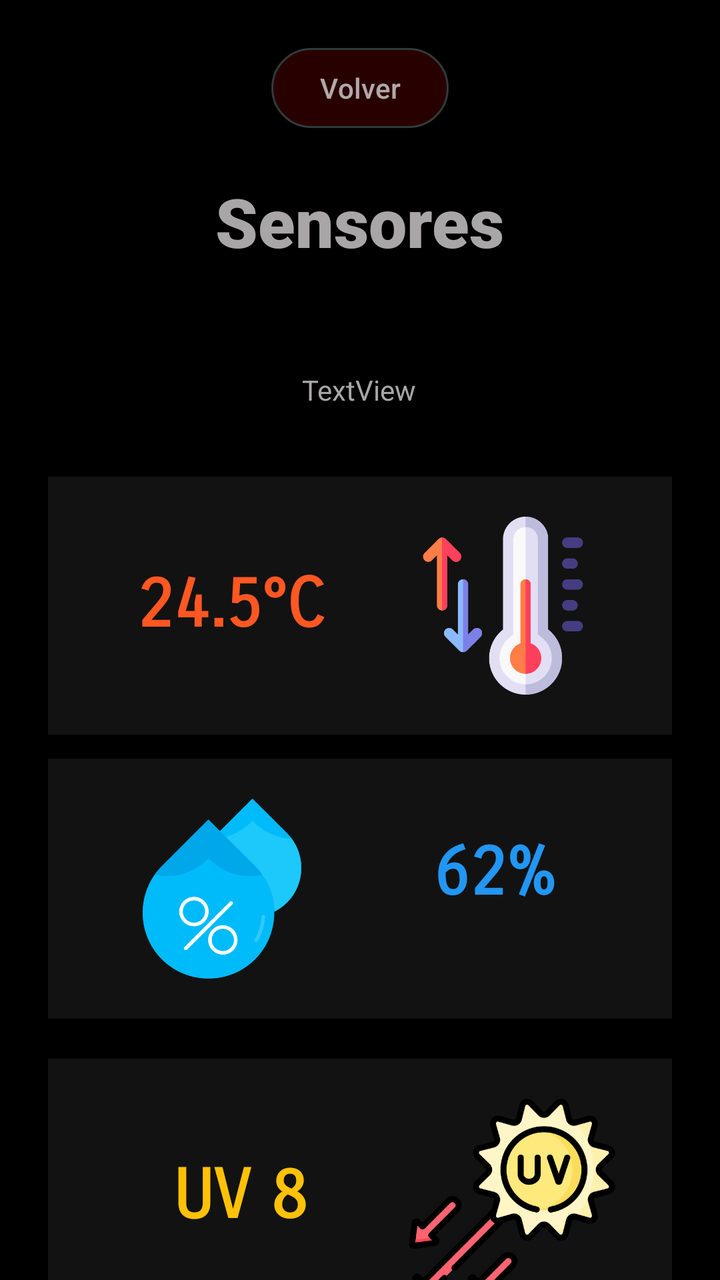
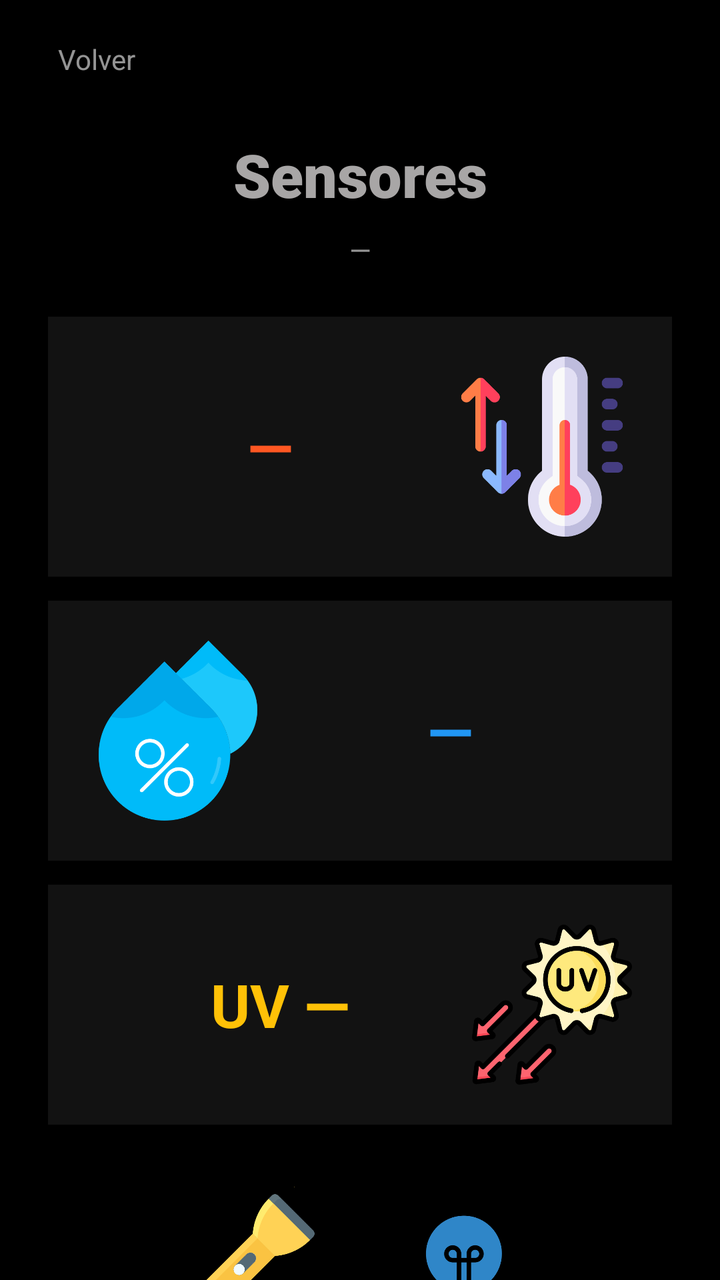

The first picture is an Android layout as it rendered before a commit; the second is the same layout after the commit. The layout source and the unified diff follow.
<!-- AndroidManifest.xml: application theme Theme.PROYECTOPENKA -->
<!-- res/layout/activity_sensors.xml -->
<?xml version="1.0" encoding="utf-8"?>
<androidx.constraintlayout.widget.ConstraintLayout xmlns:android="http://schemas.android.com/apk/res/android"
    xmlns:app="http://schemas.android.com/apk/res-auto"
    xmlns:tools="http://schemas.android.com/tools"
    android:id="@+id/main"
    android:layout_width="match_parent"
    android:layout_height="match_parent"
    tools:context=".Sensors">

    <Button
        android:id="@+id/btnbacksensors"
        android:layout_width="wrap_content"
        android:layout_height="wrap_content"
        android:layout_marginTop="20dp"
        android:backgroundTint="#26960000"
        android:text="Volver"
        android:textColor="#CCD3D3D3"
        app:layout_constraintEnd_toEndOf="parent"
        app:layout_constraintStart_toStartOf="parent"
        app:layout_constraintTop_toTopOf="parent"
        app:strokeColor="#80397676"
        app:strokeWidth="1sp" />

    
    <TextView
        android:id="@+id/titlesensors"
        android:layout_width="wrap_content"
        android:layout_height="wrap_content"
        android:layout_marginTop="20dp"
        android:fontFamily="sans-serif-black"
        android:text="Sensores"
        android:textColor="#A8A6A6"
        android:textSize="34sp"
        app:layout_constraintEnd_toEndOf="parent"
        app:layout_constraintStart_toStartOf="parent"
        app:layout_constraintTop_toBottomOf="@+id/btnbacksensors" />

    
    <LinearLayout
        android:id="@+id/cardTemp"
        android:layout_width="match_parent"
        android:layout_height="wrap_content"
        android:layout_marginStart="24dp"
        android:layout_marginTop="34dp"
        android:layout_marginEnd="24dp"
        android:background="#12FFFFFF"
        android:gravity="center_vertical"
        android:orientation="horizontal"
        android:padding="20dp"
        app:layout_constraintEnd_toEndOf="parent"
        app:layout_constraintHorizontal_bias="1.0"
        app:layout_constraintStart_toStartOf="parent"
        app:layout_constraintTop_toBottomOf="@+id/txt_fecha">

        <TextView
            android:id="@+id/txt_temp"
            android:layout_width="143dp"
            android:layout_height="42dp"
            android:fontFamily="sans-serif-smallcaps"
            android:singleLine="false"
            android:text="24.5°C"
            android:textAlignment="center"
            android:textColor="#FF5722"
            android:textSize="34sp"
            android:textStyle="bold" />

        <ImageView
            android:id="@+id/imagen_temp"
            android:layout_width="110dp"
            android:layout_height="89dp"
            android:layout_weight="1"
            app:srcCompat="@drawable/temperature" />

    </LinearLayout>

    
    <ImageView
        android:id="@+id/imgNoti"
        android:layout_width="80dp"
        android:layout_height="80dp"
        android:layout_marginTop="40dp"
        android:layout_marginEnd="32dp"
        android:scaleType="fitCenter"
        app:layout_constraintEnd_toStartOf="@+id/imgAmpolleta"
        app:layout_constraintHorizontal_chainStyle="packed"
        app:layout_constraintStart_toStartOf="parent"
        app:layout_constraintTop_toBottomOf="@+id/cardLuz"
        app:srcCompat="@drawable/flashlightoff" />

    <ImageView
        android:id="@+id/imgAmpolleta"
        android:layout_width="80dp"
        android:layout_height="80dp"
        android:layout_marginTop="40dp"
        android:scaleType="fitCenter"
        app:layout_constraintEnd_toEndOf="parent"
        app:layout_constraintStart_toEndOf="@+id/imgNoti"
        app:layout_constraintTop_toBottomOf="@+id/cardLuz"
        app:srcCompat="@drawable/bulboff" />

    <LinearLayout
        android:id="@+id/cardLuz"
        android:layout_width="match_parent"
        android:layout_height="wrap_content"
        android:layout_marginStart="24dp"
        android:layout_marginTop="20dp"
        android:layout_marginEnd="24dp"
        android:background="#12FFFFFF"
        android:gravity="center_vertical"
        android:orientation="horizontal"
        android:padding="20dp"
        app:layout_constraintEnd_toEndOf="parent"
        app:layout_constraintHorizontal_bias="1.0"
        app:layout_constraintStart_toStartOf="parent"
        app:layout_constraintTop_toBottomOf="@+id/cardHum">

        <TextView
            android:id="@+id/txtUVVal"
            android:layout_width="152dp"
            android:layout_height="47dp"
            android:fontFamily="sans-serif-smallcaps"
            android:text="UV 8"
            android:textAlignment="center"
            android:textColor="#FFC107"
            android:textSize="34sp"
            android:textStyle="bold" />

        <ImageView
            android:id="@+id/imageView9"
            android:layout_width="85dp"
            android:layout_height="103dp"
            android:layout_weight="1"
            app:srcCompat="@drawable/uv" />

    </LinearLayout>

    <LinearLayout
        android:id="@+id/cardHum"
        android:layout_width="match_parent"
        android:layout_height="wrap_content"
        android:layout_marginStart="24dp"
        android:layout_marginTop="12dp"
        android:layout_marginEnd="24dp"
        android:background="#12FFFFFF"
        android:gravity="center_vertical"
        android:orientation="horizontal"
        android:padding="20dp"
        app:layout_constraintEnd_toEndOf="parent"
        app:layout_constraintHorizontal_bias="1.0"
        app:layout_constraintStart_toStartOf="parent"
        app:layout_constraintTop_toBottomOf="@+id/cardTemp">

        <ImageView
            android:id="@+id/imageView8"
            android:layout_width="212dp"
            android:layout_height="90dp"
            android:layout_weight="1"
            app:srcCompat="@drawable/humidity" />

        <TextView
            android:id="@+id/txt_humedad"
            android:layout_width="138dp"
            android:layout_height="57dp"
            android:fontFamily="sans-serif-smallcaps"
            android:text="62%"
            android:textAlignment="center"
            android:textColor="#2196F3"
            android:textSize="34sp"
            android:textStyle="bold" />

    </LinearLayout>

    

    <TextView
        android:id="@+id/txt_fecha"
        android:layout_width="wrap_content"
        android:layout_height="wrap_content"
        android:layout_marginTop="52dp"
        android:text="TextView"
        android:textColor="#A8A6A6"
        app:layout_constraintEnd_toEndOf="parent"
        app:layout_constraintHorizontal_bias="0.498"
        app:layout_constraintStart_toStartOf="parent"
        app:layout_constraintTop_toBottomOf="@+id/titlesensors" />

</androidx.constraintlayout.widget.ConstraintLayout>
<!-- resources referenced by this layout -->
<resources>
  <!-- drawable bulboff: png bitmap (drawable, 14251 bytes) -->
  <!-- drawable flashlightoff: png bitmap (drawable, 8699 bytes) -->
  <!-- drawable humidity: png bitmap (drawable, 23060 bytes) -->
  <!-- drawable temperature: png bitmap (drawable, 20386 bytes) -->
  <!-- drawable uv: png bitmap (drawable, 42264 bytes) -->
  <style name="Theme.PROYECTOPENKA" parent="Base.Theme.PROYECTOPENKA" />
  <style name="Base.Theme.PROYECTOPENKA" parent="Theme.Material3.DayNight.NoActionBar">
          <item name="android:windowBackground">@android:color/black</item>
          <item name="android:windowAnimationStyle">@style/FadeTransition</item>
      </style>
  <style name="FadeTransition" parent="@android:style/Animation.Activity">
          <item name="android:activityOpenEnterAnimation">@anim/fade_in</item>
          <item name="android:activityOpenExitAnimation">@anim/fade_out</item>
          <item name="android:activityCloseEnterAnimation">@anim/fade_in</item>
          <item name="android:activityCloseExitAnimation">@anim/fade_out</item>
      </style>
</resources>

<!-- the commit's change to res/layout/activity_sensors.xml (unified diff, before → after) -->
@@ -9,76 +9,151 @@
 
     <Button
         android:id="@+id/btnbacksensors"
+        style="@style/Boton.Volver"
         android:layout_width="wrap_content"
         android:layout_height="wrap_content"
-        android:layout_marginTop="20dp"
-        android:backgroundTint="#26960000"
+        android:layout_marginStart="8dp"
+        android:layout_marginTop="8dp"
         android:text="Volver"
-        android:textColor="#CCD3D3D3"
-        app:layout_constraintEnd_toEndOf="parent"
         app:layout_constraintStart_toStartOf="parent"
-        app:layout_constraintTop_toTopOf="parent"
-        app:strokeColor="#80397676"
-        app:strokeWidth="1sp" />
+        app:layout_constraintTop_toTopOf="parent" />
 
-    
     <TextView
         android:id="@+id/titlesensors"
+        style="@style/Titulo"
         android:layout_width="wrap_content"
         android:layout_height="wrap_content"
-        android:layout_marginTop="20dp"
-        android:fontFamily="sans-serif-black"
+        android:layout_marginTop="16dp"
         android:text="Sensores"
-        android:textColor="#A8A6A6"
-        android:textSize="34sp"
         app:layout_constraintEnd_toEndOf="parent"
         app:layout_constraintStart_toStartOf="parent"
         app:layout_constraintTop_toBottomOf="@+id/btnbacksensors" />
 
-    
+    <TextView
+        android:id="@+id/txt_fecha"
+        style="@style/Pista"
+        android:layout_width="wrap_content"
+        android:layout_height="wrap_content"
+        android:layout_marginTop="8dp"
+        android:text="—"
+        app:layout_constraintEnd_toEndOf="parent"
+        app:layout_constraintStart_toStartOf="parent"
+        app:layout_constraintTop_toBottomOf="@+id/titlesensors" />
+
     <LinearLayout
         android:id="@+id/cardTemp"
-        android:layout_width="match_parent"
+        android:layout_width="0dp"
         android:layout_height="wrap_content"
         android:layout_marginStart="24dp"
-        android:layout_marginTop="34dp"
+        android:layout_marginTop="24dp"
         android:layout_marginEnd="24dp"
-        android:background="#12FFFFFF"
+        android:background="@color/tarjeta"
         android:gravity="center_vertical"
         android:orientation="horizontal"
         android:padding="20dp"
         app:layout_constraintEnd_toEndOf="parent"
-        app:layout_constraintHorizontal_bias="1.0"
         app:layout_constraintStart_toStartOf="parent"
         app:layout_constraintTop_toBottomOf="@+id/txt_fecha">
 
         <TextView
             android:id="@+id/txt_temp"
-            android:layout_width="143dp"
-            android:layout_height="42dp"
-            android:fontFamily="sans-serif-smallcaps"
-            android:singleLine="false"
-            android:text="24.5°C"
+            android:layout_width="0dp"
+            android:layout_height="wrap_content"
+            android:layout_weight="1"
+            android:fontFamily="sans-serif"
+            android:text="—"
             android:textAlignment="center"
-            android:textColor="#FF5722"
-            android:textSize="34sp"
+            android:textColor="@color/temperatura"
+            android:textSize="30sp"
             android:textStyle="bold" />
 
         <ImageView
             android:id="@+id/imagen_temp"
-            android:layout_width="110dp"
-            android:layout_height="89dp"
+            android:layout_width="90dp"
+            android:layout_height="90dp"
+            android:scaleType="fitCenter"
+            app:srcCompat="@drawable/temperature" />
+
+    </LinearLayout>
+
+    <LinearLayout
+        android:id="@+id/cardHum"
+        android:layout_width="0dp"
+        android:layout_height="wrap_content"
+        android:layout_marginStart="24dp"
+        android:layout_marginTop="12dp"
+        android:layout_marginEnd="24dp"
+        android:background="@color/tarjeta"
+        android:gravity="center_vertical"
+        android:orientation="horizontal"
+        android:padding="20dp"
+        app:layout_constraintEnd_toEndOf="parent"
+        app:layout_constraintStart_toStartOf="parent"
+        app:layout_constraintTop_toBottomOf="@+id/cardTemp">
+
+        <ImageView
+            android:id="@+id/imageView8"
+            android:layout_width="90dp"
+            android:layout_height="90dp"
+            android:scaleType="fitCenter"
+            app:srcCompat="@drawable/humidity" />
+
+        <TextView
+            android:id="@+id/txt_humedad"
+            android:layout_width="0dp"
+            android:layout_height="wrap_content"
             android:layout_weight="1"
-            app:srcCompat="@drawable/temperature" />
+            android:fontFamily="sans-serif"
+            android:text="—"
+            android:textAlignment="center"
+            android:textColor="@color/humedad"
+            android:textSize="30sp"
+            android:textStyle="bold" />
+
+    </LinearLayout>
+
+    <LinearLayout
+        android:id="@+id/cardLuz"
+        android:layout_width="0dp"
+        android:layout_height="wrap_content"
+        android:layout_marginStart="24dp"
+        android:layout_marginTop="12dp"
+        android:layout_marginEnd="24dp"
+        android:background="@color/tarjeta"
+        android:gravity="center_vertical"
+        android:orientation="horizontal"
+        android:padding="20dp"
+        app:layout_constraintEnd_toEndOf="parent"
+        app:layout_constraintStart_toStartOf="parent"
+        app:layout_constraintTop_toBottomOf="@+id/cardHum">
+
+        <TextView
+            android:id="@+id/txtUVVal"
+            android:layout_width="0dp"
+            android:layout_height="wrap_content"
+            android:layout_weight="1"
+            android:fontFamily="sans-serif"
+            android:text="UV —"
+            android:textAlignment="center"
+            android:textColor="@color/uv"
+            android:textSize="30sp"
+            android:textStyle="bold" />
+
+        <ImageView
+            android:id="@+id/imageView9"
+            android:layout_width="80dp"
+            android:layout_height="80dp"
+            android:scaleType="fitCenter"
+            app:srcCompat="@drawable/uv" />
 
     </LinearLayout>
 
     
     <ImageView
         android:id="@+id/imgNoti"
-        android:layout_width="80dp"
-        android:layout_height="80dp"
-        android:layout_marginTop="40dp"
+        android:layout_width="72dp"
+        android:layout_height="72dp"
+        android:layout_marginTop="28dp"
         android:layout_marginEnd="32dp"
         android:scaleType="fitCenter"
         app:layout_constraintEnd_toStartOf="@+id/imgAmpolleta"
@@ -89,99 +164,13 @@
 
     <ImageView
         android:id="@+id/imgAmpolleta"
-        android:layout_width="80dp"
-        android:layout_height="80dp"
-        android:layout_marginTop="40dp"
+        android:layout_width="72dp"
+        android:layout_height="72dp"
+        android:layout_marginTop="28dp"
         android:scaleType="fitCenter"
         app:layout_constraintEnd_toEndOf="parent"
         app:layout_constraintStart_toEndOf="@+id/imgNoti"
         app:layout_constraintTop_toBottomOf="@+id/cardLuz"
         app:srcCompat="@drawable/bulboff" />
 
-    <LinearLayout
-        android:id="@+id/cardLuz"
-        android:layout_width="match_parent"
-        android:layout_height="wrap_content"
-        android:layout_marginStart="24dp"
-        android:layout_marginTop="20dp"
-        android:layout_marginEnd="24dp"
-        android:background="#12FFFFFF"
-        android:gravity="center_vertical"
-        android:orientation="horizontal"
-        android:padding="20dp"
-        app:layout_constraintEnd_toEndOf="parent"
-        app:layout_constraintHorizontal_bias="1.0"
-        app:layout_constraintStart_toStartOf="parent"
-        app:layout_constraintTop_toBottomOf="@+id/cardHum">
-
-        <TextView
-            android:id="@+id/txtUVVal"
-            android:layout_width="152dp"
-            android:layout_height="47dp"
-            android:fontFamily="sans-serif-smallcaps"
-            android:text="UV 8"
-            android:textAlignment="center"
-            android:textColor="#FFC107"
-            android:textSize="34sp"
-            android:textStyle="bold" />
-
-        <ImageView
-            android:id="@+id/imageView9"
-            android:layout_width="85dp"
-            android:layout_height="103dp"
-            android:layout_weight="1"
-            app:srcCompat="@drawable/uv" />
-
-    </LinearLayout>
-
-    <LinearLayout
-        android:id="@+id/cardHum"
-        android:layout_width="match_parent"
-        android:layout_height="wrap_content"
-        android:layout_marginStart="24dp"
-        android:layout_marginTop="12dp"
-        android:layout_marginEnd="24dp"
-        android:background="#12FFFFFF"
-        android:gravity="center_vertical"
-        android:orientation="horizontal"
-        android:padding="20dp"
-        app:layout_constraintEnd_toEndOf="parent"
-        app:layout_constraintHorizontal_bias="1.0"
-        app:layout_constraintStart_toStartOf="parent"
-        app:layout_constraintTop_toBottomOf="@+id/cardTemp">
-
-        <ImageView
-            android:id="@+id/imageView8"
-            android:layout_width="212dp"
-            android:layout_height="90dp"
-            android:layout_weight="1"
-            app:srcCompat="@drawable/humidity" />
-
-        <TextView
-            android:id="@+id/txt_humedad"
-            android:layout_width="138dp"
-            android:layout_height="57dp"
-            android:fontFamily="sans-serif-smallcaps"
-            android:text="62%"
-            android:textAlignment="center"
-            android:textColor="#2196F3"
-            android:textSize="34sp"
-            android:textStyle="bold" />
-
-    </LinearLayout>
-
-    
-
-    <TextView
-        android:id="@+id/txt_fecha"
-        android:layout_width="wrap_content"
-        android:layout_height="wrap_content"
-        android:layout_marginTop="52dp"
-        android:text="TextView"
-        android:textColor="#A8A6A6"
-        app:layout_constraintEnd_toEndOf="parent"
-        app:layout_constraintHorizontal_bias="0.498"
-        app:layout_constraintStart_toStartOf="parent"
-        app:layout_constraintTop_toBottomOf="@+id/titlesensors" />
-
 </androidx.constraintlayout.widget.ConstraintLayout>
<!-- resource entries referenced after the edit -->
@@ -1,11 +1,68 @@
 <!-- resources referenced by this layout -->
 <resources>
+  <color name="humedad">#FF2196F3</color>
+  <color name="tarjeta">#12FFFFFF</color>
+  <color name="temperatura">#FFFF5722</color>
+  <color name="uv">#FFFFC107</color>
   <!-- drawable bulboff: png bitmap (drawable, 14251 bytes) -->
   <!-- drawable flashlightoff: png bitmap (drawable, 8699 bytes) -->
   <!-- drawable humidity: png bitmap (drawable, 23060 bytes) -->
   <!-- drawable temperature: png bitmap (drawable, 20386 bytes) -->
   <!-- drawable uv: png bitmap (drawable, 42264 bytes) -->
+  <style name="Boton.Volver">
+          <item name="android:background">@drawable/fondo_boton_plano</item>
+          <item name="android:textColor">@color/texto_pista</item>
+          <item name="android:textSize">14sp</item>
+          <item name="android:minHeight">40dp</item>
+          <item name="android:paddingStart">8dp</item>
+          <item name="android:paddingEnd">16dp</item>
+          <item name="android:paddingTop">8dp</item>
+          <item name="android:paddingBottom">8dp</item>
+          <item name="android:drawableStart">@drawable/ic_volver</item>
+          <item name="android:drawablePadding">6dp</item>
+      </style>
+  <style name="Pista">
+          <item name="android:fontFamily">sans-serif</item>
+          <item name="android:textColor">@color/texto_pista</item>
+          <item name="android:textSize">14sp</item>
+          <item name="android:textAlignment">center</item>
+      </style>
+  <style name="Titulo">
+          <item name="android:fontFamily">sans-serif-black</item>
+          <item name="android:textColor">@color/texto_titulo</item>
+          <item name="android:textSize">30sp</item>
+          <item name="android:textAlignment">center</item>
+      </style>
   <style name="Theme.PROYECTOPENKA" parent="Base.Theme.PROYECTOPENKA" />
+  <!-- drawable fondo_boton_plano (drawable) -->
+  <?xml version="1.0" encoding="utf-8"?>
+  <selector xmlns:android="http://schemas.android.com/apk/res/android">
+      <item android:state_pressed="true">
+          <shape android:shape="rectangle">
+              <solid android:color="#26FFFFFF" />
+              <corners android:radius="6dp" />
+          </shape>
+      </item>
+      <item>
+          <shape android:shape="rectangle">
+              <solid android:color="#00000000" />
+              <corners android:radius="6dp" />
+          </shape>
+      </item>
+  </selector>
+  <color name="texto_pista">#B3D3D3D3</color>
+  <!-- drawable ic_volver (drawable) -->
+  <?xml version="1.0" encoding="utf-8"?>
+  <vector xmlns:android="http://schemas.android.com/apk/res/android"
+      android:width="20dp"
+      android:height="20dp"
+      android:viewportWidth="24"
+      android:viewportHeight="24">
+      <path
+          android:fillColor="#FFD3D3D3"
+          android:pathData="M15.41,7.41L14,6l-6,6 6,6 1.41,-1.41L10.83,12z" />
+  </vector>
+  <color name="texto_titulo">#FFA8A6A6</color>
   <style name="Base.Theme.PROYECTOPENKA" parent="Theme.Material3.DayNight.NoActionBar">
           <item name="android:windowBackground">@android:color/black</item>
           <item name="android:windowAnimationStyle">@style/FadeTransition</item>
